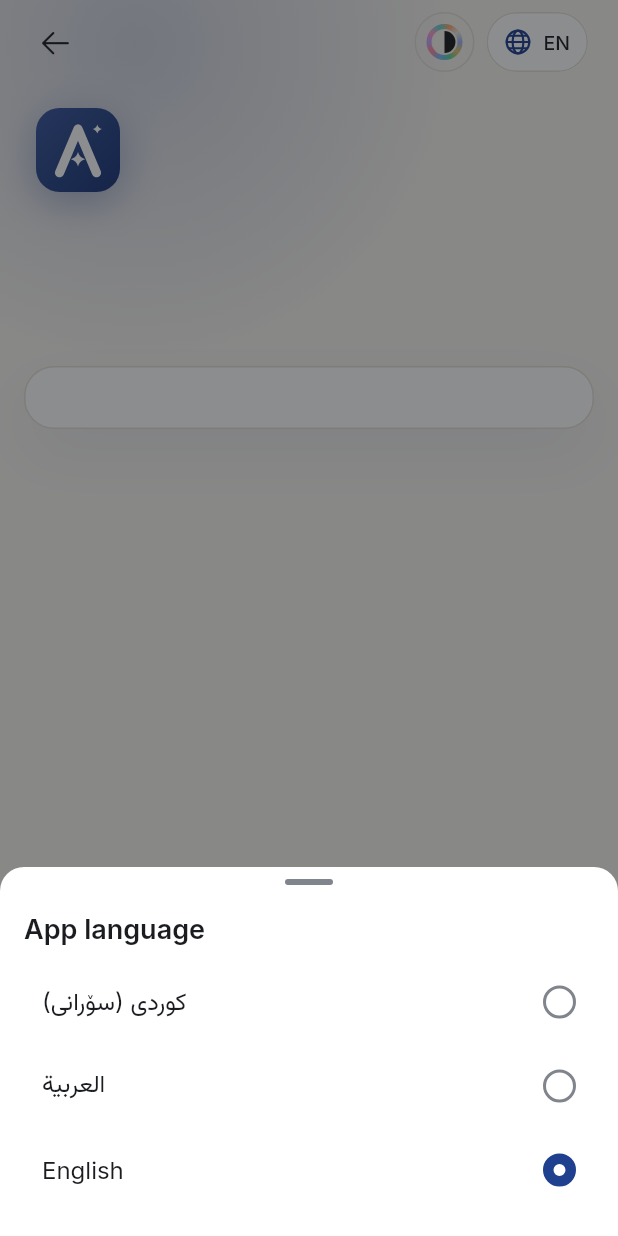
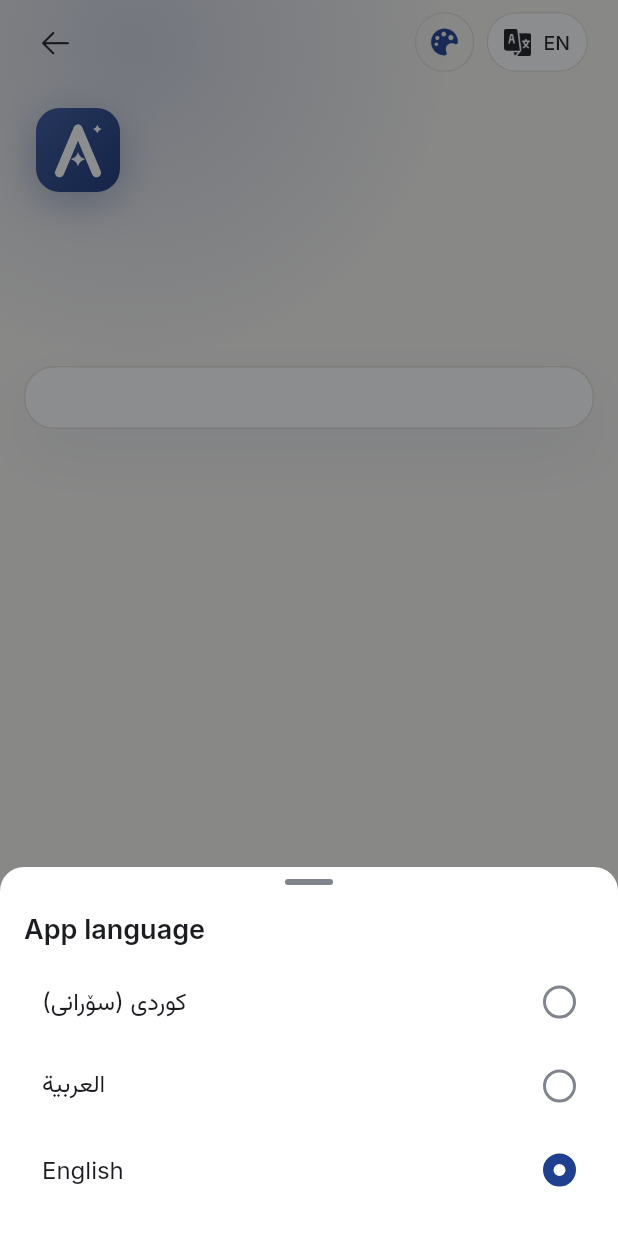
Before and after one commit to Srusht22/Aisella, a Flutter app: the AuthPage screen opened directly with empty values, after a tap on "EN", on a phone screen of 412 x 824 dp. Run offline on Flutter 3.47's test engine with Material 3 defaults, Android fonts, the phone set to English and light mode, and no system bars; our stand-ins replace flutter_riverpod, flutter_secure_storage, go_router, image_picker, shared_preferences, supabase_flutter; accounts and stored records are empty; generated files the repository leaves out were written again.

Commit message:
Header icons from Flaticon (language, palette), credited
- Language: the owner's chosen "Language" icon, tinted with the text
  colour (dark in light mode, light in dark mode).
- Appearance: the chosen palette icon, tinted with the theme's brand
  colour, so it changes with every colour theme.
- Credit "Icons: Freepik – Flaticon" on the Terms and Privacy summary,
  as the Flaticon free licence requires; sources in
  assets/icons/CREDITS.txt. The hand-drawn globe and ring are removed.

Co-Authored-By: Claude Opus 5.5 <noreply@anthropic.com>
Claude-Session: https://claude.ai/code/session_016eG9codhBViGhq8bdNpnyE

```diff
--- /dev/null
+++ b/assets/icons/CREDITS.txt
@@ -0,0 +1,4 @@
+language.png: "Language" icon by Freepik, https://www.flaticon.com/free-icon/language_484633
+palette.png: "Color options" icon by Freepik, https://www.flaticon.com/free-icon/color-options_14896239
+Used under the Flaticon free licence, which requires attribution; the credit is shown
+in the app on the Terms and Privacy Policy summary.
--- a/lib/design_system/brand/app_logo.dart
+++ b/lib/design_system/brand/app_logo.dart
@@ -1,5 +1,3 @@
-import 'dart:math' as math;
-
 import 'package:flutter/widgets.dart';
 
 import '../theme/theme_ext.dart';
@@ -95,104 +93,3 @@ class _MarkPainter extends CustomPainter {
   @override
   bool shouldRepaint(_MarkPainter old) => old.ink != ink;
 }
-
-/// A line globe: the language control.
-class GlobeGlyph extends StatelessWidget {
-  const GlobeGlyph({super.key, this.size = 20, required this.color});
-
-  final double size;
-  final Color color;
-
-  @override
-  Widget build(BuildContext context) =>
-      CustomPaint(size: Size.square(size), painter: _GlobePainter(color));
-}
-
-class _GlobePainter extends CustomPainter {
-  const _GlobePainter(this.color);
-
-  final Color color;
-
-  @override
-  void paint(Canvas canvas, Size size) {
-    final s = size.width;
-    final c = Offset(s / 2, s / 2);
-    final r = s * 0.42;
-    final paint = Paint()
-      ..color = color
-      ..style = PaintingStyle.stroke
-      ..strokeWidth = s * 0.08
-      ..strokeCap = StrokeCap.round;
-    canvas.drawCircle(c, r, paint);
-    // Meridian.
-    canvas.drawOval(
-      Rect.fromCenter(center: c, width: r * 0.95, height: r * 2),
-      paint,
-    );
-    // Equator and one parallel each side.
-    canvas.drawLine(c.translate(-r, 0), c.translate(r, 0), paint);
-    final h = r * 0.55;
-    final w = math.sqrt(r * r - h * h) * 0.92;
-    canvas.drawLine(c.translate(-w, -h), c.translate(w, -h), paint);
-    canvas.drawLine(c.translate(-w, h), c.translate(w, h), paint);
-  }
-
-  @override
-  bool shouldRepaint(_GlobePainter old) => old.color != color;
-}
-
-/// The appearance control: a ring of the colour themes around a half-lit
-/// disc (light and dark).
-class AppearanceGlyph extends StatelessWidget {
-  const AppearanceGlyph({
-    super.key,
-    this.size = 22,
-    required this.colors,
-    required this.light,
-    required this.dark,
-  });
-
-  final double size;
-  final List<Color> colors;
-  final Color light;
-  final Color dark;
-
-  @override
-  Widget build(BuildContext context) => CustomPaint(
-    size: Size.square(size),
-    painter: _AppearancePainter(colors, light, dark),
-  );
-}
-
-class _AppearancePainter extends CustomPainter {
-  const _AppearancePainter(this.colors, this.light, this.dark);
-
-  final List<Color> colors;
-  final Color light;
-  final Color dark;
-
-  @override
-  void paint(Canvas canvas, Size size) {
-    final s = size.width;
-    final c = Offset(s / 2, s / 2);
-    final ring = s * 0.14;
-    final r = s / 2 - ring / 2;
-    canvas.drawCircle(
-      c,
-      r,
-      Paint()
-        ..style = PaintingStyle.stroke
-        ..strokeWidth = ring
-        ..shader = SweepGradient(colors: [...colors, colors.first])
-            .createShader(Rect.fromCircle(center: c, radius: r)),
-    );
-    final inner = Rect.fromCircle(center: c, radius: r - ring * 0.9);
-    canvas
-      ..drawArc(inner, math.pi / 2, math.pi, true, Paint()..color = light)
-      ..drawArc(inner, -math.pi / 2, math.pi, true, Paint()..color = dark);
-  }
-
-  @override
-  bool shouldRepaint(_AppearancePainter old) =>
-      old.light != light || old.dark != dark;
-}
--- a/lib/features/auth/presentation/auth_page.dart
+++ b/lib/features/auth/presentation/auth_page.dart
@@ -12,7 +12,6 @@ import '../../../design_system/components/overlays.dart';
 import '../../../design_system/icons/app_icons.dart';
 import '../../../design_system/layout/responsive.dart';
 import '../../../design_system/motion/motion.dart';
-import '../../../design_system/theme/accents.dart';
 import '../../../design_system/theme/theme_ext.dart';
 import '../../../design_system/tokens/tokens.g.dart';
 import '../../common/appearance_picker.dart';
@@ -329,11 +328,13 @@ class AppearanceButton extends StatelessWidget {
     final p = context.palette;
     return IconButton(
       tooltip: context.l10n.appearanceTitle,
-      icon: AppearanceGlyph(
-        size: 24,
-        colors: [for (final a in AppAccent.values) accentSeeds[a]!.dark],
-        light: const Color(0xFFF6F4EF),
-        dark: const Color(0xFF1A1C20),
+      // Palette icon (Freepik, Flaticon) in the theme's brand colour, so it
+      // changes with every colour theme and stays visible in light and dark.
+      icon: Image.asset(
+        'assets/icons/palette.png',
+        width: 22,
+        height: 22,
+        color: p.brandPrimary,
       ),
       style: IconButton.styleFrom(side: BorderSide(color: p.borderHairline)),
       onPressed: () => showAppearanceSheet(context),
@@ -369,7 +370,14 @@ class LanguageButton extends ConsumerWidget {
                 child: Row(
                   mainAxisSize: MainAxisSize.min,
                   children: [
-                    GlobeGlyph(size: 18, color: p.textBrand),
+                    // Language icon (Freepik, Flaticon) in the text colour:
+                    // dark in light mode, light in dark mode.
+                    Image.asset(
+                      'assets/icons/language.png',
+                      width: 18,
+                      height: 18,
+                      color: p.textPrimary,
+                    ),
                     const SizedBox(width: Space.s8),
                     Text(
                       _short[current.languageCode] ?? '',
@@ -550,6 +558,13 @@ class TermsSummary extends StatelessWidget {
             ),
           ),
         ),
+        const SizedBox(height: Space.s12),
+        // Required by the Flaticon free licence for the two header icons.
+        Text(
+          'Icons: Freepik – Flaticon (flaticon.com)',
+          textDirection: TextDirection.ltr,
+          style: type.caption.copyWith(color: p.textTertiary),
+        ),
       ],
     );
   }
--- a/pubspec.yaml
+++ b/pubspec.yaml
@@ -63,6 +63,7 @@ flutter:
         - asset: assets/fonts/phosphor/Phosphor-Fill-subset.ttf
 
   assets:
+    - assets/icons/
     - assets/fonts/inter/OFL.txt
     - assets/fonts/vazirmatn/OFL.txt
     - assets/fonts/phosphor/LICENSE.txt
```
Also changed, not shown: assets/icons/language.png (added), assets/icons/palette.png (added), 3 other files.
